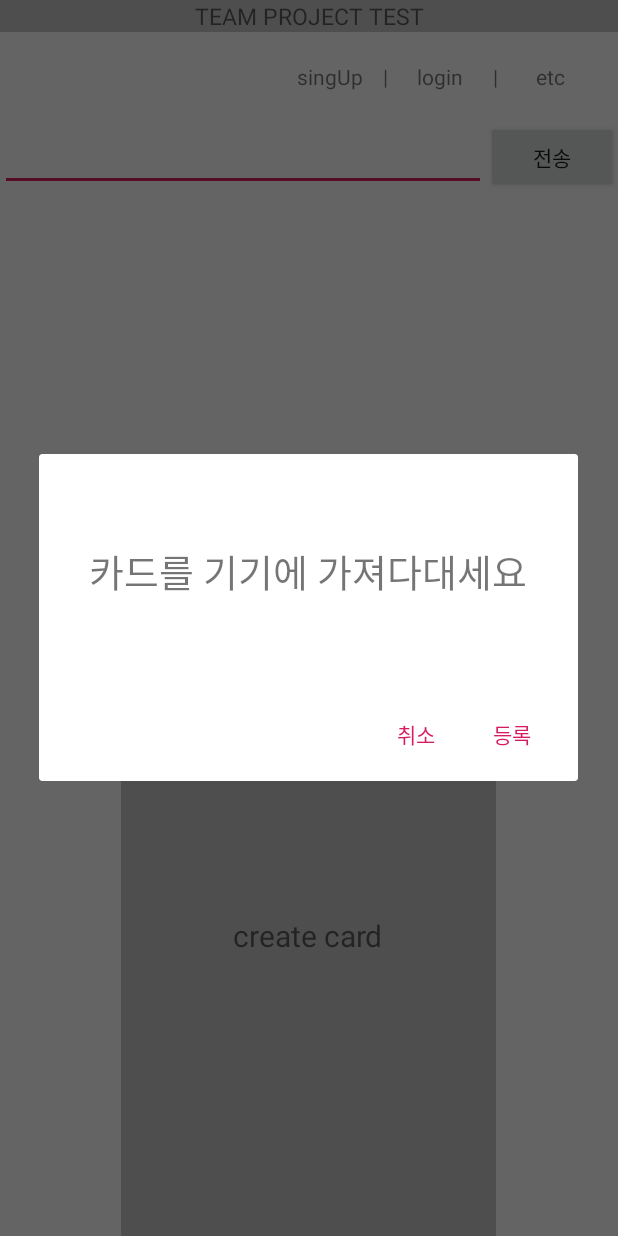
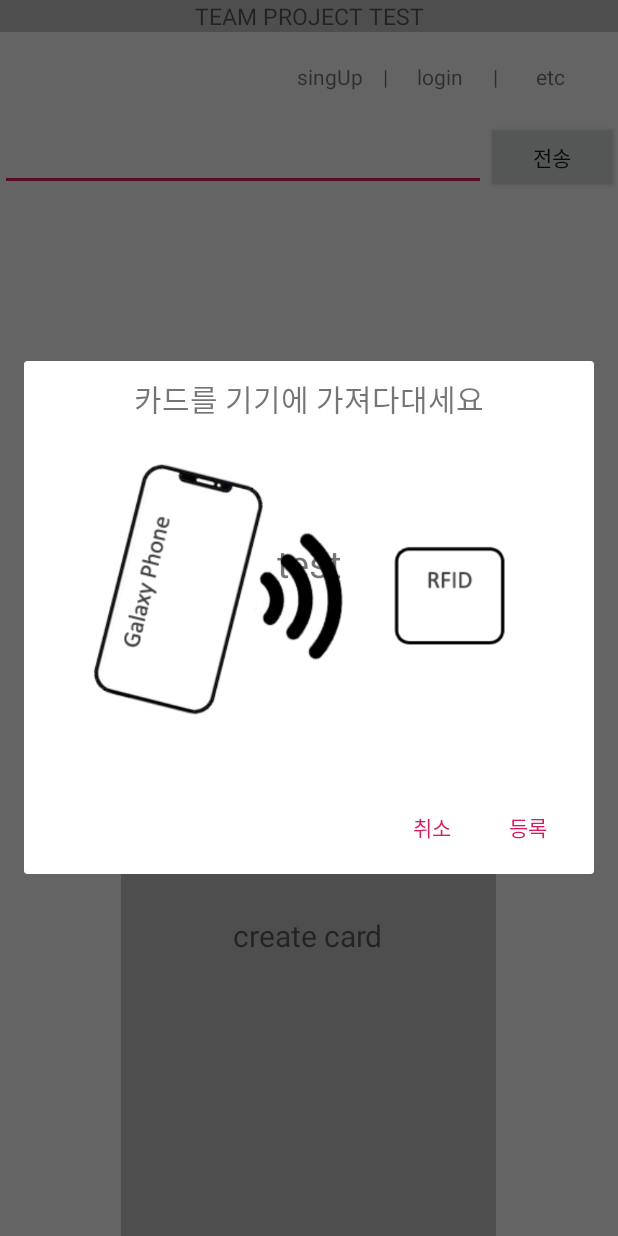
Before and after one commit to inyoungsJang/TeamPJ_1, an Android app: the screen it shows after launch (MainActivity), after a tap on "create card", on a phone screen of 412 x 824 dp. Run offline under Robolectric (Android 15) with nearby library versions, the phone set to English and light mode, and no system bars.

Commit message:
RFID카드 접촉 이미지 수정ㅇㅇ

```diff
--- a/app/src/main/java/com/example/teampj_1/MainActivity.java
+++ b/app/src/main/java/com/example/teampj_1/MainActivity.java
@@ -34,10 +34,11 @@ import java.util.UUID;
 
 public class MainActivity extends AppCompatActivity {
     LinearLayout card;
-    TextView tvReadCard;
+    TextView tvReadCard,tvTextReadCard;
     //LinearLayout dialogAct
     String read;
     TextView tvBluetoothOnOff;
+    ImageView ivRFID;
 
     Button btnSend;
     EditText edtSendMsg;
@@ -79,8 +80,10 @@ public class MainActivity extends AppCompatActivity {
         edtSendMsg = (EditText) findViewById(R.id.edtSendMsg);
         //  ivBluetooth = (ImageView) findViewById(R.id.ivBluetooth);
         tvReceive = (TextView) findViewById(R.id.tvReceive);
+        tvTextReadCard=(TextView)findViewById(R.id.tvTextReadCard);
         //  listview = (ListView) findViewById(R.id.listview);
         tvBluetoothOnOff = (TextView) findViewById(R.id.tvBluetoothOnOff);
+        ivRFID=(ImageView)findViewById(R.id.ivRFID);
 
         bluetoothUserDB = new BluetoothDB().bluetoothUserDB;
 
@@ -251,14 +254,14 @@ public class MainActivity extends AppCompatActivity {
                                     byte encodeBytes[] = new byte[readBufferPosition]; //
                                     System.arraycopy(readBuffer, 0, encodeBytes, 0, encodeBytes.length);
                                     final String data = new String(encodeBytes, "UTF-8"); //US-ASCII : 아스키코드 //UTF-8 :한글안깨짐
-                                    //  final List<String> datas = new ArrayList<>();
 
                                     readBufferPosition = 0; //
                                     handler.post(new Runnable() { //아두이노에 작성한 전송부분을 수신하여 작업할 곳
                                         @Override
                                         public void run() { //수신된 문자열 데이터에 대한 처리작업
                                             tvReadCard.setText(data); //test //대충 아두이노가 핸드폰의 RFID 를 읽어온 값
-
+                                            tvTextReadCard.setText("");
+                                            ivRFID.setVisibility(View.INVISIBLE);
                                           //  read=data;
                                             char array[] = data.toCharArray(); //
                                             Switch s = null;
--- a/app/src/main/res/layout/dialog_createcard.xml
+++ b/app/src/main/res/layout/dialog_createcard.xml
@@ -2,14 +2,36 @@
 <LinearLayout xmlns:android="http://schemas.android.com/apk/res/android"
     android:layout_width="match_parent"
     android:layout_height="wrap_content"
-    android:layout_margin="20dp"
-    android:orientation="vertical">
-<TextView
-    android:gravity="center"
-    android:id="@+id/tvReadCard"
-    android:layout_width="match_parent"
-    android:layout_height="wrap_content"
-    android:lines="5"
-    android:text="카드를 기기에 가져다대세요"
-    android:textSize="25dp"/>
+    android:orientation="vertical"
+    android:paddingLeft="10dp"
+    android:paddingTop="10dp"
+    android:paddingRight="10dp">
+
+
+    <FrameLayout
+        android:layout_width="match_parent"
+        android:layout_height="wrap_content">
+
+        <TextView
+            android:id="@+id/tvTextReadCard"
+            android:layout_width="match_parent"
+            android:layout_height="wrap_content"
+            android:gravity="center"
+            android:text="카드를 기기에 가져다대세요"
+            android:textSize="20dp" />
+
+        <ImageView
+            android:id="@+id/ivRFID"
+            android:layout_width="wrap_content"
+            android:layout_height="wrap_content"
+            android:src="@drawable/rfidimg" />
+
+        <TextView
+            android:id="@+id/tvReadCard"
+            android:layout_width="match_parent"
+            android:layout_height="250dp"
+            android:gravity="center"
+            android:text="test"
+            android:textSize="25dp" />
+    </FrameLayout>
 </LinearLayout>
```
Also changed, not shown: app/src/main/res/drawable/rfidimg.png (added).
